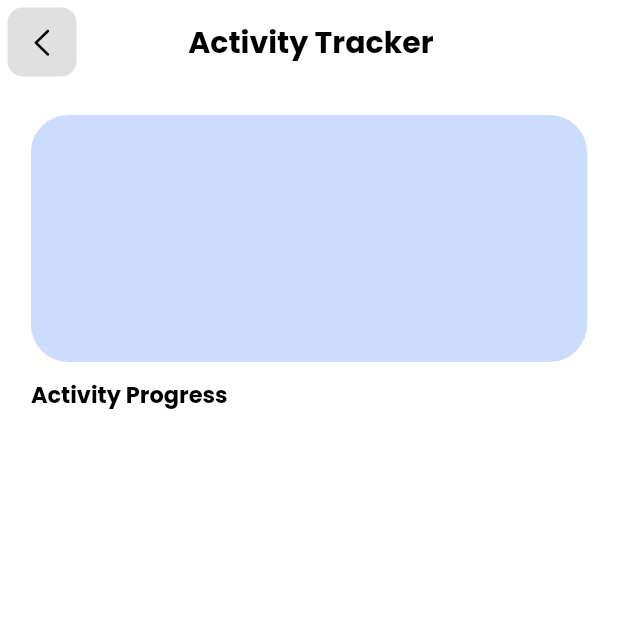
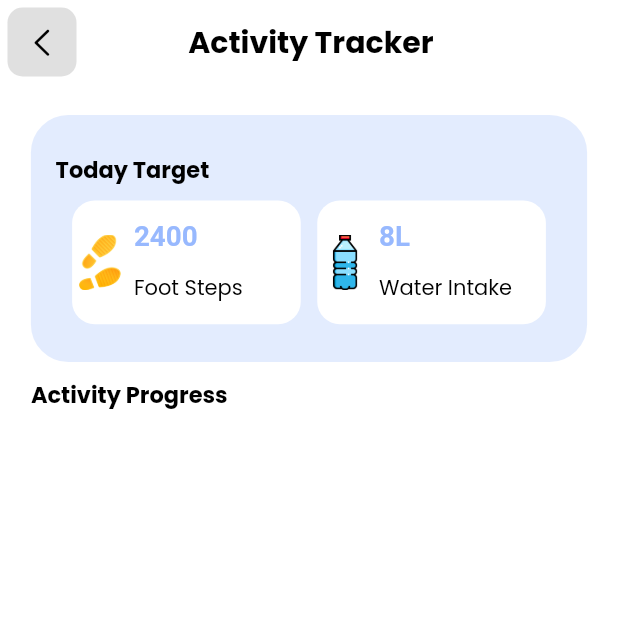
Before and after one commit to raghavguptaeng/fit_me2.0, a Flutter app: the TodaysTarget screen opened directly, on a phone screen of 412 x 824 dp, the top half of it. Run offline on Flutter 3.47's test engine with Material 2 defaults, Android fonts, the light colour scheme and no system bars; our stand-ins replace carousel_slider, fl_chart, font_awesome_flutter, get, google_fonts, syncfusion_flutter_charts and 1 more.

Commit message:
water and foot widgets added

```diff
--- a/lib/Authentication/Signup/take_user_details.dart
+++ b/lib/Authentication/Signup/take_user_details.dart
@@ -75,7 +75,7 @@ class GetUserDetails extends StatelessWidget {
                             child: Center(
                               child: Text("KG",style: kBigTextHeading.copyWith(fontSize: 15,color: Colors.white),),
                             ),
-                            decoration: kRoundedContainer,
+                            decoration: kRoundedContainerPurple,
                           )
                         ],
                       )
@@ -108,7 +108,7 @@ class GetUserDetails extends StatelessWidget {
                             child: Center(
                               child: Text("Ft5.10",style: kBigTextHeading.copyWith(fontSize: 15,color: Colors.white),),
                             ),
-                            decoration: kRoundedContainer,
+                            decoration: kRoundedContainerPurple,
                           )
                         ],
                       )
--- a/lib/Authentication/Signup/user_preference.dart
+++ b/lib/Authentication/Signup/user_preference.dart
@@ -112,7 +112,7 @@ class PreferenceCard extends StatelessWidget {
       child: Container(
         width: width * 0.8,
         height: height * 0.65,
-        decoration: kRoundedContainer.copyWith(gradient: kBlue_linear),
+        decoration: kRoundedContainerPurple.copyWith(gradient: kBlue_linear),
         child: Column(
           mainAxisAlignment: MainAxisAlignment.spaceEvenly,
           children: [
--- a/lib/Home/Inner Screens/Activites/todays_target.dart
+++ b/lib/Home/Inner Screens/Activites/todays_target.dart
@@ -38,6 +38,24 @@ class TodaysTarget extends StatelessWidget {
           crossAxisAlignment: CrossAxisAlignment.center,
           children: [
             Container(
+              child: Padding(
+                padding: EdgeInsets.all(width*0.04),
+                child: Column(
+                  crossAxisAlignment: CrossAxisAlignment.start,
+                  mainAxisAlignment: MainAxisAlignment.spaceEvenly,
+                  children: [
+                    Text("Today Target",style: kBigTextHeading.copyWith(fontSize: 15),),
+                    Row(
+                      mainAxisAlignment: MainAxisAlignment.spaceEvenly,
+                      children: [
+                        Target_Card(width: width, height: height,image: 'foot.png',title: 'Foot Steps',value: '2400',),
+                        Target_Card(width: width, height: height, image: 'water.png',title: 'Water Intake',value: '8L',),
+                      ],
+                    )
+                  ],
+                ),
+              ),
+              width: width,
               height: height*0.2,
               decoration: kBlueContainer,
               margin: EdgeInsets.only(bottom: 10),
@@ -53,3 +71,41 @@ class TodaysTarget extends StatelessWidget {
     );
   }
 }
+
+class Target_Card extends StatelessWidget {
+  const Target_Card({
+    Key? key,
+    required this.width,
+    required this.height, required this.image, required this.title, required this.value,
+  }) : super(key: key);
+
+  final double width;
+  final double height;
+  final String image,title,value;
+
+  @override
+  Widget build(BuildContext context) {
+    return Container(
+      width: width*0.37,
+      height: height*0.1,
+      decoration: kRoundedContainer,
+      child: Row(
+        mainAxisAlignment: MainAxisAlignment.spaceBetween,
+        children: [
+          Image.asset('Assets/images/${image}',height: height*0.045,),
+          Container(
+            width: width*0.27,
+            child: Column(
+              crossAxisAlignment: CrossAxisAlignment.start,
+              mainAxisAlignment: MainAxisAlignment.spaceEvenly,
+              children: [
+                Text(value,style: klinearTextBlue(width),),
+                Text(title,style: kSubTextStyle,)
+              ],
+            ),
+          )
+        ],
+      ),
+    );
+  }
+}
--- a/lib/Home/home.dart
+++ b/lib/Home/home.dart
@@ -82,7 +82,7 @@ class _HomeState extends State<Home> {
                   GestureDetector(
                     onTap: () {
                       //todo:add Target Button Here
-                      Get.to(const TodaysTarget());
+                      Get.to(() => const TodaysTarget());
                     },
                     child: Container(
                         height: height * 0.05,
--- a/lib/contants/constants.dart
+++ b/lib/contants/constants.dart
@@ -42,8 +42,11 @@ const kWaterIntakeLinear = LinearGradient(
   begin: Alignment.topCenter,
   end: Alignment.bottomCenter,
 );
+const kRoundedContainerPurple = BoxDecoration(
+    gradient: kPurple_linear,
+    borderRadius: BorderRadius.all(Radius.circular(15)));
 const kRoundedContainer = BoxDecoration(
-    gradient: kPurple_linear,
+    color: Colors.white,
     borderRadius: BorderRadius.all(Radius.circular(15)));
 BoxDecoration kBmiCardDecoration = BoxDecoration(
     gradient: kBlue_linear,
@@ -86,6 +89,6 @@ TextStyle klinearTextPurple(width){
 }
 
 var kBlueContainer = BoxDecoration(
-    color: Color(0xFFCCDCFD),
+    color: Color(0xFFCCDCFD).withOpacity(0.55),
     borderRadius: BorderRadius.circular(25)
 );
```
Also changed, not shown: Assets/images/water.png (added).
